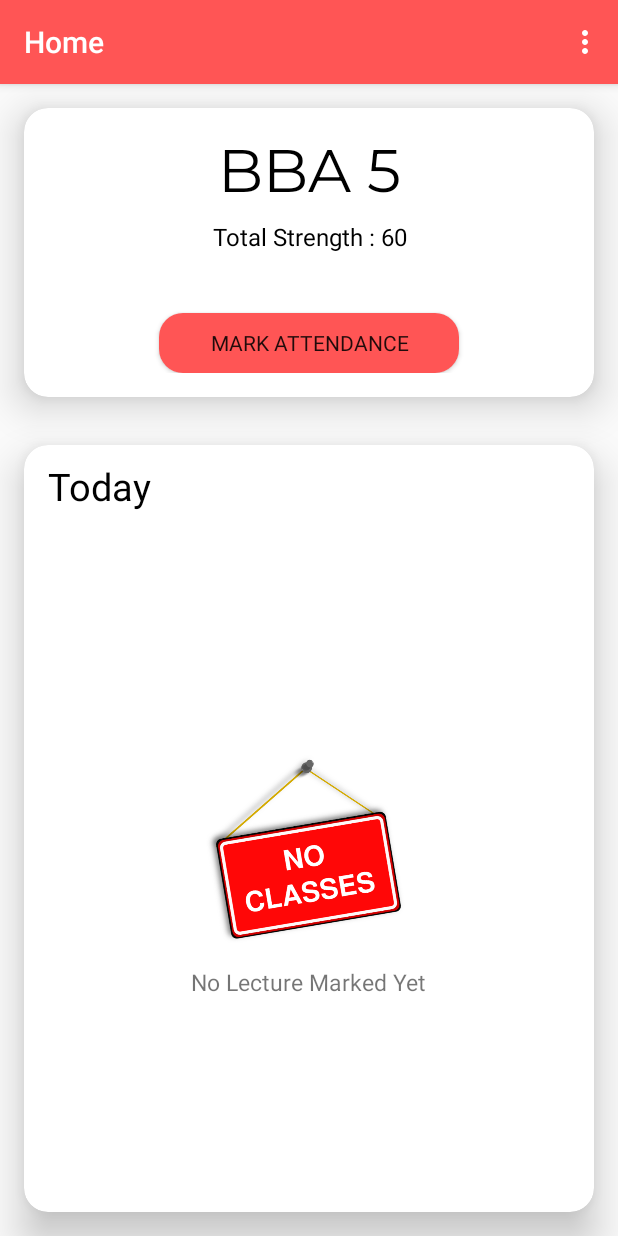
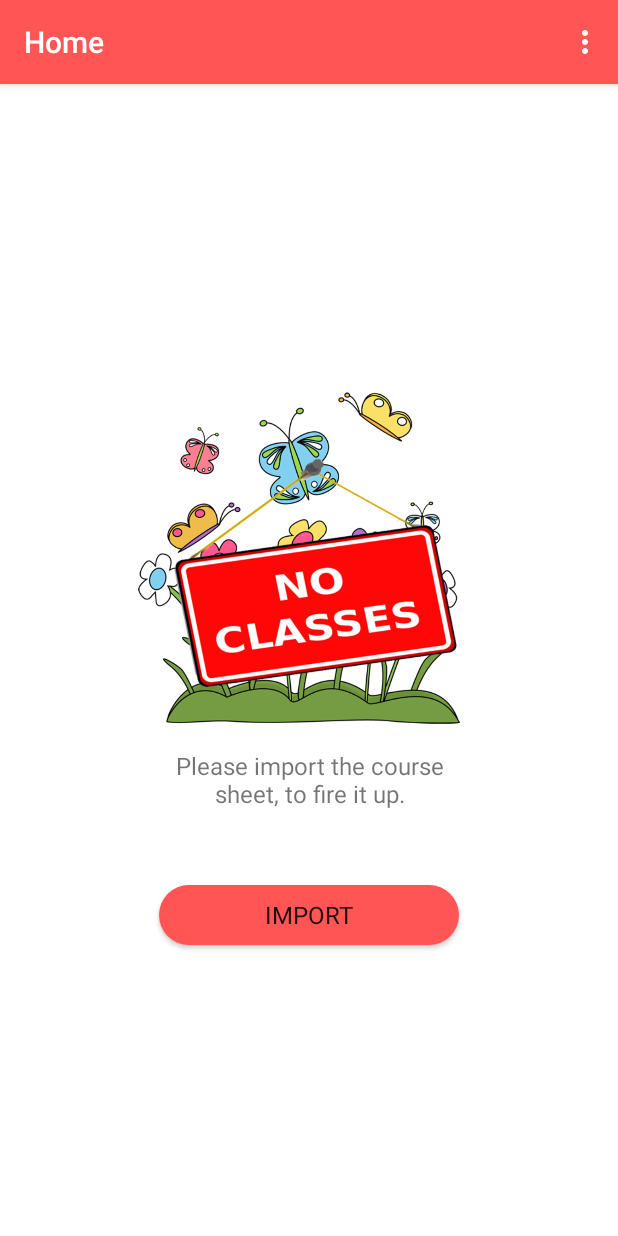
Before and after one commit to badallogical/Attendance-Sheet-App, an Android app built with Jetpack Compose: the fragment Home placed in its activity, on a phone screen of 412 x 824 dp. Run offline under Robolectric (Android 15) with nearby library versions, the phone set to English and light mode, and no system bars; our stand-ins replace Firebase (no records; nobody signed in at launch, a user with empty details on screens opened directly), Room's generated code, Timber, navigation-ui; Roboto replaces fonts that are not available here; 7 statements that could not run were skipped.

Commit message:
removing importSheet fragment and merging to navigationCR Home

```diff
--- a/app/src/main/java/com/passion/attendancesheet/fragments/ImportSheet.java
+++ b/app/src/main/java/com/passion/attendancesheet/fragments/ImportSheet.java
@@ -60,7 +60,7 @@ import java.util.Set;
 import timber.log.Timber;
 
 
-public class ImportSheet extends Fragment {
+public  class ImportSheet extends Fragment {
 
     private static final int READ_WRITE_REQUEST_CODE = 101;
     FragmentImportSheetBinding binding;
--- a/app/src/main/res/layout/fragment_home.xml
+++ b/app/src/main/res/layout/fragment_home.xml
@@ -1,12 +1,25 @@
 <?xml version="1.0" encoding="utf-8"?>
-<LinearLayout xmlns:android="http://schemas.android.com/apk/res/android"
+<androidx.constraintlayout.widget.ConstraintLayout xmlns:android="http://schemas.android.com/apk/res/android"
     android:id="@+id/fragment_home_id"
     xmlns:app="http://schemas.android.com/apk/res-auto"
     xmlns:tools="http://schemas.android.com/tools"
     android:layout_width="match_parent"
     android:layout_height="match_parent"
+    android:background="#ffffff"
     tools:context=".fragments.Home"
-    android:orientation="vertical">
+   >
+
+    <LinearLayout
+        android:id="@+id/cr_dashboard"
+        android:layout_width="match_parent"
+        android:layout_height="match_parent"
+        android:orientation="vertical"
+        android:visibility="gone"
+        app:layout_constraintTop_toTopOf="parent"
+        app:layout_constraintBottom_toBottomOf="parent"
+        app:layout_constraintStart_toStartOf="parent"
+        app:layout_constraintEnd_toEndOf="parent"
+        >
 
     <androidx.cardview.widget.CardView
         android:layout_width="match_parent"
@@ -132,7 +145,41 @@
 
     </androidx.cardview.widget.CardView>
 
+    </LinearLayout>
+
+    <LinearLayout
+        android:id="@+id/importSheetScreen"
+        android:layout_width="match_parent"
+        android:layout_height="match_parent"
+        android:gravity="center"
+        android:orientation="vertical"
+        tools:context=".fragments.ImportSheet">
+
+        <ImageView
+            android:layout_width="300sp"
+            android:layout_height="249dp"
+            android:src="@drawable/no_class2"
+            />
+
+        <TextView
+            android:layout_width="200sp"
+            android:layout_height="wrap_content"
+            android:text="Please import the course sheet, to fire it up."
+            android:textSize="16sp"
+            android:gravity="center"
+            />
+
+        <Button
+            android:id="@+id/importSheet"
+            android:layout_width="200sp"
+            android:layout_height="40sp"
+            android:textSize="16sp"
+            android:text="Import"
+            android:layout_marginTop="50sp"
+            android:background="@drawable/completely_round_button"
+            />
+
+    </LinearLayout>
 
 
-
-</LinearLayout>
+</androidx.constraintlayout.widget.ConstraintLayout>
--- a/app/src/main/res/navigation/login_navigation.xml
+++ b/app/src/main/res/navigation/login_navigation.xml
@@ -53,6 +53,12 @@
             android:id="@+id/action_sign_in_to_importSheet"
             app:destination="@id/importSheet"
             app:popUpTo="@id/login" />
+
+        <action
+            android:id="@+id/action_importSheet_to_navigation"
+            app:destination="@id/navigation"
+            app:popUpTo="@id/login"
+            app:popUpToInclusive="true" />
     </fragment>
     <fragment
         android:id="@+id/congratulation"
```
